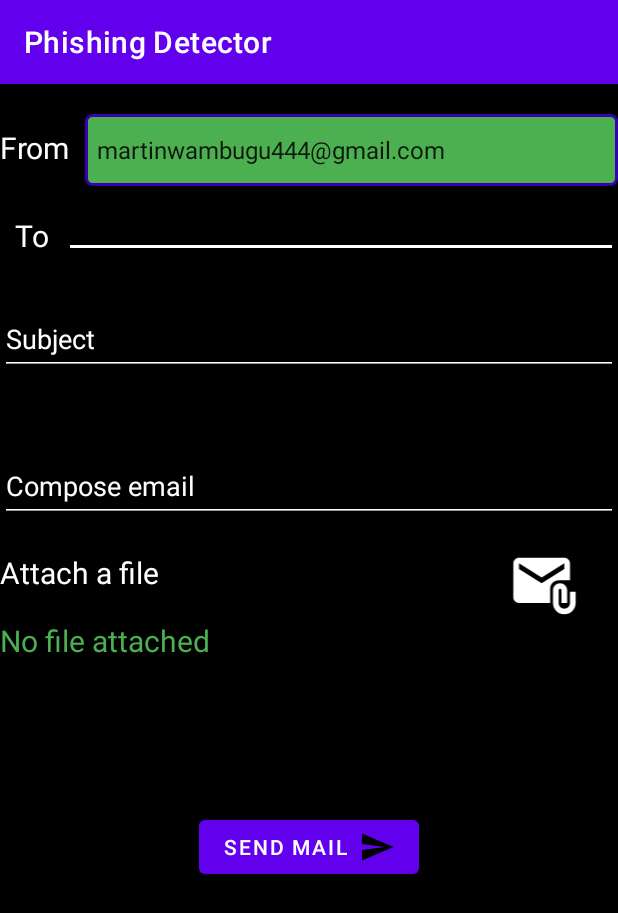
After one commit to leonTech254/PHISHING-ML-SCANNER, an Android app: the ComposeEmail screen opened directly, with no data from a screen before it, on a phone screen of 412 x 824 dp. The commit adds this screen. Shown: the top 913 px of the screen. Run offline under Robolectric (Android 15) with nearby library versions, the phone set to English and light mode, and no system bars.

Commit message:
--update

```diff
--- a/app/src/main/AndroidManifest.xml
+++ b/app/src/main/AndroidManifest.xml
@@ -1,6 +1,6 @@
 <?xml version="1.0" encoding="utf-8"?>
 <manifest xmlns:android="http://schemas.android.com/apk/res/android"
-    xmlns:tools="http://schemas.android.com/tools" >
+    xmlns:tools="http://schemas.android.com/tools">
 
     <application
         android:allowBackup="true"
@@ -10,7 +10,10 @@
         android:label="@string/app_name"
         android:supportsRtl="true"
         android:theme="@style/Theme.PhishingDetector"
-        tools:targetApi="31" >
+        tools:targetApi="31">
+        <activity
+            android:name=".ComposeEmail"
+            android:exported="false" />
         <activity
             android:name=".EmailReadScreen"
             android:exported="false" />
@@ -25,7 +28,7 @@
             android:exported="false" />
         <activity
             android:name=".Account_direction"
-            android:exported="true" >
+            android:exported="true">
             <intent-filter>
                 <action android:name="android.intent.action.MAIN" />
 
--- /dev/null
+++ b/app/src/main/java/com/leonteqsecurity/phishingdetector/ComposeEmail.java
@@ -0,0 +1,67 @@
+package com.leonteqsecurity.phishingdetector;
+
+import androidx.annotation.Nullable;
+import androidx.appcompat.app.AppCompatActivity;
+
+import android.annotation.SuppressLint;
+import android.content.Intent;
+import android.net.Uri;
+import android.os.Bundle;
+import android.view.View;
+import android.widget.TextView;
+import android.widget.Toast;
+
+import java.io.File;
+import java.net.URL;
+
+public class ComposeEmail extends AppCompatActivity {
+    public static String filePath;
+
+    @Override
+    protected void onCreate(Bundle savedInstanceState) {
+        super.onCreate(savedInstanceState);
+        setContentView(R.layout.activity_compose_email);
+    }
+
+
+
+
+    public void  btnAttachFile(View view)
+    {
+        Toast.makeText(this, "Working on this", Toast.LENGTH_SHORT).show();
+        Intent intent=new Intent(Intent.ACTION_GET_CONTENT);
+        intent.setType("*/*");
+        startActivityForResult(intent,1);
+    }
+
+
+    @SuppressLint("SetTextI18n")
+    @Override
+    protected void onActivityResult(int requestCode, int resultCode, @Nullable Intent data) {
+        super.onActivityResult(requestCode, resultCode, data);
+        if (requestCode == 1 && resultCode == RESULT_OK) {
+            // Get the selected file's path from the intent's data.
+            String fileAttachedString="File Attached: ";
+            Uri uri = data.getData();
+            String filePath = uri.getPath();
+
+            Toast.makeText(this, filePath, Toast.LENGTH_SHORT).show();
+            TextView textView=(TextView) findViewById(R.id.fileAttachedId);
+            textView.setText(fileAttachedString+filePath);
+
+            // Perform any necessary operations on the file.
+            // ...
+        }
+
+    }
+
+
+    public  void mail(View view)
+    {
+        File file = new File(filePath);
+
+    }
+
+
+
+}
--- a/app/src/main/java/com/leonteqsecurity/phishingdetector/FlagmentInbox.java
+++ b/app/src/main/java/com/leonteqsecurity/phishingdetector/FlagmentInbox.java
@@ -1,5 +1,6 @@
 package com.leonteqsecurity.phishingdetector;
 
+import android.content.Intent;
 import android.os.Bundle;
 
 import androidx.fragment.app.Fragment;
@@ -9,6 +10,9 @@ import androidx.recyclerview.widget.RecyclerView;
 import android.view.LayoutInflater;
 import android.view.View;
 import android.view.ViewGroup;
+import android.widget.Toast;
+
+import com.google.android.material.floatingactionbutton.FloatingActionButton;
 
 import java.util.ArrayList;
 import java.util.List;
@@ -19,6 +23,10 @@ public class FlagmentInbox extends Fragment {
     private RecyclerView recyclerView;
     private  RecyclerView.Adapter adapter;
     private List<EmailItems> emailitems;
+    private FloatingActionButton btnCompose;
+
+
+
 
     @Override
     public View onCreateView(LayoutInflater inflater, ViewGroup container,
@@ -26,6 +34,8 @@ public class FlagmentInbox extends Fragment {
         // Inflate the layout for this fragment
         view= inflater.inflate(R.layout.fragment_flagment_inbox, container, false);
         CreateList();
+        composeEmail();
+
 
 
         return  view;
@@ -46,5 +56,29 @@ public class FlagmentInbox extends Fragment {
         }
         adapter=new EmailListAdaptor(emailitems,getContext());
         recyclerView.setAdapter(adapter);
+
+
+
+
+
+
+
     }
+
+public  void composeEmail()
+{
+    FloatingActionButton btn=(FloatingActionButton) view.findViewById(R.id.email_fab);
+    btn.setOnClickListener(new View.OnClickListener() {
+        @Override
+        public void onClick(View v) {
+            Intent intent= new Intent(getContext(),ComposeEmail.class);
+            startActivity(intent);
+        }
+    });
 }
+
+
+
+
+
+}
--- /dev/null
+++ b/app/src/main/res/drawable/baseline_attach_email_24.xml
@@ -0,0 +1,6 @@
+<vector android:height="24dp" android:tint="#000000"
+    android:viewportHeight="24" android:viewportWidth="24"
+    android:width="24dp" xmlns:android="http://schemas.android.com/apk/res/android">
+    <path android:fillColor="@android:color/white" android:pathData="M21,10V4c0,-1.1 -0.9,-2 -2,-2H3C1.9,2 1.01,2.9 1.01,4L1,16c0,1.1 0.9,2 2,2h11v-5c0,-1.66 1.34,-3 3,-3H21zM11,11L3,6V4l8,5l8,-5v2L11,11z"/>
+    <path android:fillColor="@android:color/white" android:pathData="M21,14v4c0,1.1 -0.9,2 -2,2s-2,-0.9 -2,-2v-4.5c0,-0.28 0.22,-0.5 0.5,-0.5s0.5,0.22 0.5,0.5V18h2v-4.5c0,-1.38 -1.12,-2.5 -2.5,-2.5S15,12.12 15,13.5V18c0,2.21 1.79,4 4,4s4,-1.79 4,-4v-4H21z"/>
+</vector>
--- /dev/null
+++ b/app/src/main/res/drawable/snipper_design.xml
@@ -0,0 +1,10 @@
+<?xml version="1.0" encoding="utf-8"?>
+<shape xmlns:android="http://schemas.android.com/apk/res/android">
+    <stroke
+        android:width="2dp"
+        android:color="@color/purple_700" />
+    <solid android:color="@color/green"/>
+    <padding android:top="2dp"/>
+    <padding android:bottom="2dp"/>
+    <corners android:radius="4dp" />
+</shape>
--- /dev/null
+++ b/app/src/main/res/layout/activity_compose_email.xml
@@ -0,0 +1,152 @@
+<?xml version="1.0" encoding="utf-8"?>
+<LinearLayout xmlns:android="http://schemas.android.com/apk/res/android"
+    xmlns:app="http://schemas.android.com/apk/res-auto"
+    xmlns:tools="http://schemas.android.com/tools"
+    android:layout_width="match_parent"
+    android:layout_height="match_parent"
+    tools:context=".ComposeEmail"
+    android:orientation="vertical"
+    android:background="@color/black"
+    >
+
+    <LinearLayout
+        android:layout_width="match_parent"
+        android:layout_height="wrap_content"
+        android:orientation="horizontal"
+        android:layout_marginTop="20dp"
+
+        >
+        <TextView
+            android:layout_width="wrap_content"
+            android:layout_height="wrap_content"
+            android:text="From"
+            android:layout_marginRight="10dp"
+            android:textColor="@color/white"
+            android:textSize="20sp"
+
+
+            />
+
+        <Spinner
+            android:id="@+id/spinner"
+            android:layout_width="match_parent"
+            android:layout_height="48dp"
+            android:entries="@array/emails"
+            android:background="@drawable/snipper_design"
+            android:spinnerMode="dropdown"
+            android:dropDownVerticalOffset="40dp"
+            android:dropDownWidth="match_parent"
+            android:popupBackground="@color/white"
+
+            />
+
+
+    </LinearLayout>
+    <LinearLayout
+        android:layout_width="match_parent"
+        android:layout_height="wrap_content">
+        <TextView
+            android:layout_width="wrap_content"
+            android:layout_height="wrap_content"
+            android:text="To"
+            android:textColor="@color/white"
+            android:layout_margin="10dp"
+            android:textSize="20sp"
+
+            />
+        <EditText
+
+            android:layout_width="match_parent"
+            android:layout_height="48dp"
+            android:backgroundTint="@color/white"
+            android:textColorHint="@color/white"
+            android:textColor="@color/white"
+            android:inputType="text"
+
+            />
+    </LinearLayout>
+
+    <LinearLayout
+        android:layout_width="match_parent"
+        android:layout_height="wrap_content"
+        android:layout_marginTop="30dp"
+        android:orientation="vertical"
+        >
+        <EditText
+
+            android:layout_width="match_parent"
+            android:layout_height="48dp"
+            android:inputType="text"
+            android:hint="Subject"
+
+            android:backgroundTint="@color/white"
+            android:textColorHint="@color/white"
+            android:textColor="@color/white"
+            />
+
+        <EditText
+            android:layout_marginTop="50dp"
+            android:layout_width="match_parent"
+            android:layout_height="48dp"
+            android:inputType="textMultiLine"
+            android:hint="Compose email"
+            android:backgroundTint="@color/white"
+            android:textColorHint="@color/white"
+            android:textColor="@color/white"
+
+            />
+        <LinearLayout
+            android:layout_width="match_parent"
+            android:layout_height="wrap_content"
+            android:layout_marginTop="20dp"
+            >
+            <TextView
+                android:layout_width="wrap_content"
+                android:layout_height="wrap_content"
+                android:text="Attach a file"
+                android:textColor="@color/white"
+                android:textSize="20sp"
+                android:layout_weight="4"
+                />
+            <ImageView
+                android:layout_width="45dp"
+                android:layout_height="45dp"
+                android:src="@drawable/baseline_attach_email_24"
+                app:tint="@color/white"
+                android:layout_weight="1"
+                android:clickable="true"
+                android:onClick="btnAttachFile"
+
+                />
+
+
+
+        </LinearLayout>
+        <TextView
+            android:id="@+id/fileAttachedId"
+            android:layout_width="wrap_content"
+            android:layout_height="wrap_content"
+            android:text="No file attached"
+            android:textColor="@color/green"
+            android:textSize="20sp"
+            />
+
+
+    </LinearLayout>
+    <LinearLayout
+        android:layout_width="match_parent"
+        android:layout_height="wrap_content"
+        android:gravity="center"
+        android:layout_marginTop="100dp"
+        >
+        <Button
+            android:layout_width="wrap_content"
+            android:layout_height="wrap_content"
+            android:text="send mail"
+            android:drawableRight="@drawable/baseline_send_24"
+            />
+
+
+    </LinearLayout>
+
+</LinearLayout>
--- a/app/src/main/res/layout/fragment_flagment_inbox.xml
+++ b/app/src/main/res/layout/fragment_flagment_inbox.xml
@@ -29,7 +29,9 @@
         app:tint="@color/white"
         app:backgroundTint="@color/teal_200"
         app:rippleColor="@color/red"
-        app:fabSize="normal">
+        app:fabSize="normal"
+
+        >
 
 
 
--- a/app/src/main/res/values/strings.xml
+++ b/app/src/main/res/values/strings.xml
@@ -4,4 +4,10 @@
     <string name="menu_open">Open</string>
     <!-- TODO: Remove or change this placeholder text -->
     <string name="hello_blank_fragment">Hello blank fragment</string>
+
+
+    <string-array name="emails">
+        <item>martinwambugu444@gmail.com</item>
+
+    </string-array>
 </resources>
```
